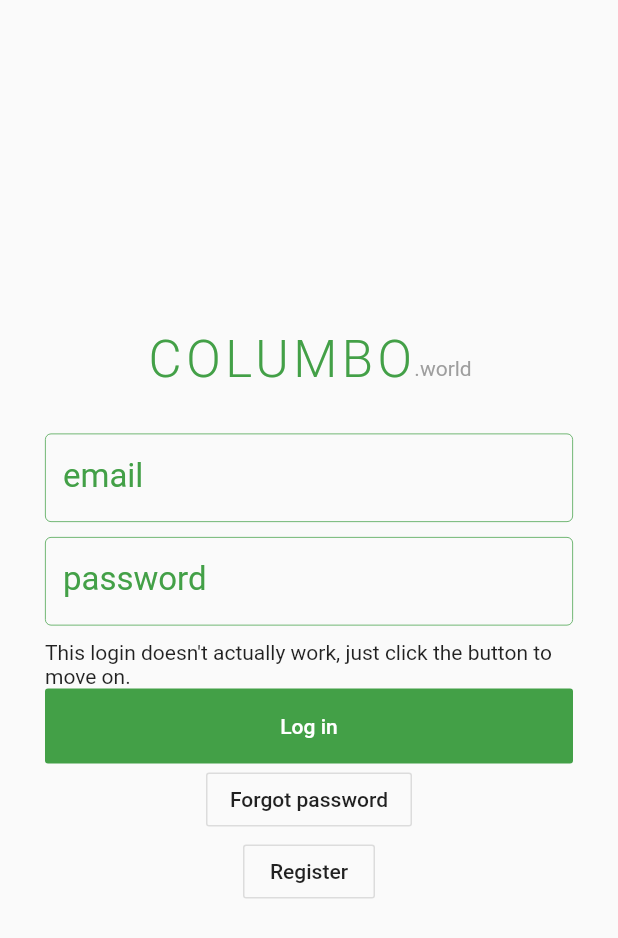
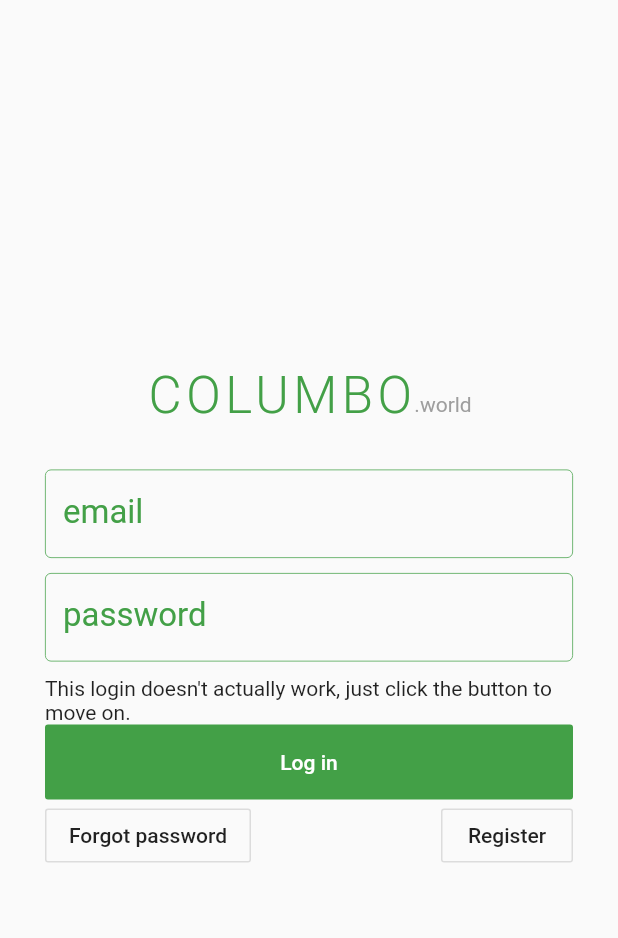
Before and after one commit to iw-dbti-2016/columbo-app, a Flutter app: the screen it shows after launch, on a phone screen of 412 x 824 dp. Shown: the top 938 px of the screen. Run offline on Flutter 3.47's test engine with Material 2 defaults, Android fonts, the phone set to English and light mode, and no system bars; our stand-ins replace built_collection, built_value, flutter_map, latlong; generated files the repository leaves out were written again.

```diff
--- a/lib/screens/auth/login.dart
+++ b/lib/screens/auth/login.dart
@@ -82,6 +82,10 @@ class Login extends StatelessWidget {
                       child: const Text('Log in'),
                     ),
                   ),
+                  Row(
+                    mainAxisAlignment: MainAxisAlignment.spaceBetween,
+                    mainAxisSize: MainAxisSize.max,
+                    children: <Widget>[
                       OutlineButton(
                         color: Colors.white,
                         highlightedBorderColor: Colors.green[600],
@@ -100,6 +104,8 @@ class Login extends StatelessWidget {
                       ),
                     ],
                   ),
+                ],
+              ),
             ),
           ],
         ),
--- a/lib/theme/style.dart
+++ b/lib/theme/style.dart
@@ -4,4 +4,25 @@ import 'package:flutter/material.dart';
 
 final ThemeData theme = ThemeData(
   primaryColor: Colors.white,
+
+  textTheme: TextTheme(
+    headline1: TextStyle(
+      fontSize: 40,
+      color: Colors.black,
+      letterSpacing: 2,
+      fontWeight: FontWeight.w300,
+    ),
+    // ...
+    headline6: TextStyle(
+      fontSize: 14,
+      color: Colors.grey[500],
+      fontWeight: FontWeight.w300,
+    ),
+    bodyText1: TextStyle(
+      fontSize: 20,
+      color: Colors.black,
+      height: 1.2,
+      fontWeight: FontWeight.w300,
+    ),
+  ),
 );
--- a/pubspec.yaml
+++ b/pubspec.yaml
@@ -14,6 +14,7 @@ dependencies:
   latlong: any
   flutter_map: ^0.8.0
   http: ^0.12.0
+  intl: ^0.16.1
 
   flutter:
     sdk: flutter
```
Also changed, not shown: lib/models/serializers.dart (+5 -2 lines), lib/models/trip.dart (+13 -3 lines), lib/screens/lists/trip_list.dart (+82 -12 lines), pubspec.lock. Lines whose indentation alone changed are shown as unchanged.
